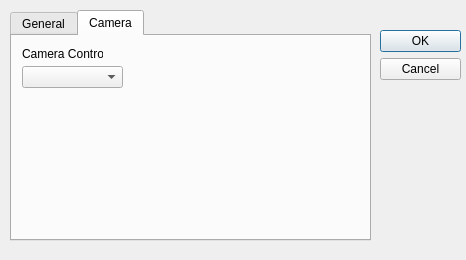
Before: the Qt Designer form core/smartbody/sbm-debugger/gui/designer/SettingsDialog.ui in DrAlta/smartbody, drawn with Qt 5.
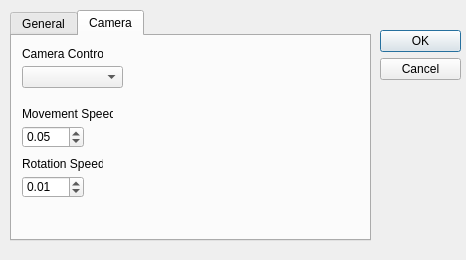
After: the same form once the commit is applied.

Commit message: sbmdebugger- removed scale factor for positioning. - you can now set camera movement/rotation speed in the settings - added tree view which shows all entities in the scene - removed camera rotation hacks

Diff of the .ui file:
```diff
--- a/core/smartbody/sbm-debugger/gui/designer/SettingsDialog.ui
+++ b/core/smartbody/sbm-debugger/gui/designer/SettingsDialog.ui
@@ -105,6 +105,64 @@
       <string>Camera Control</string>
      </property>
     </widget>
+    <widget class="QLabel" name="cameraMovementSpeedLabel">
+     <property name="geometry">
+      <rect>
+       <x>10</x>
+       <y>70</y>
+       <width>91</width>
+       <height>16</height>
+      </rect>
+     </property>
+     <property name="text">
+      <string>Movement Speed</string>
+     </property>
+    </widget>
+    <widget class="QDoubleSpinBox" name="cameraMovementSpeedBox">
+     <property name="geometry">
+      <rect>
+       <x>10</x>
+       <y>90</y>
+       <width>62</width>
+       <height>22</height>
+      </rect>
+     </property>
+     <property name="prefix">
+      <string/>
+     </property>
+     <property name="singleStep">
+      <double>0.100000000000000</double>
+     </property>
+     <property name="value">
+      <double>0.050000000000000</double>
+     </property>
+    </widget>
+    <widget class="QLabel" name="cameraRotationSpeedLabel">
+     <property name="geometry">
+      <rect>
+       <x>10</x>
+       <y>120</y>
+       <width>81</width>
+       <height>16</height>
+      </rect>
+     </property>
+     <property name="text">
+      <string>Rotation Speed</string>
+     </property>
+    </widget>
+    <widget class="QDoubleSpinBox" name="cameraRotationSpeedBox">
+     <property name="geometry">
+      <rect>
+       <x>10</x>
+       <y>140</y>
+       <width>62</width>
+       <height>22</height>
+      </rect>
+     </property>
+     <property name="value">
+      <double>0.010000000000000</double>
+     </property>
+    </widget>
    </widget>
   </widget>
  </widget>
```
Left out of the diff: 32 changed lines with no effect on the pictures. The commit also changes 17 other files.
